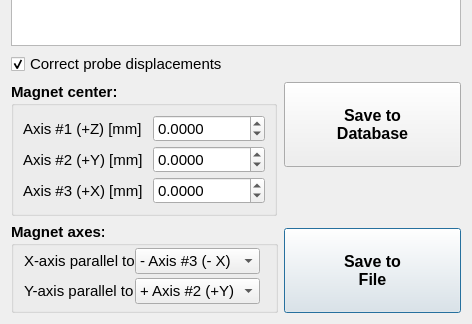
Above: hallbench/gui/ui/savefieldmapdialog.ui from lnls-ima/hall-bench-control before the change; both pictures show x 0 to 472 and y 570 to 894 of the 472 by 894 pixel window. Below: the same form after it.
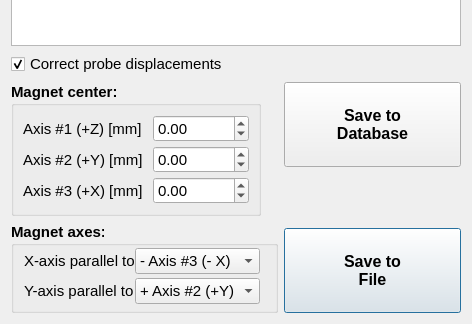
That is the form after the change. Icons and pictures are not drawn.

```diff
--- a/hallbench/gui/ui/savefieldmapdialog.ui
+++ b/hallbench/gui/ui/savefieldmapdialog.ui
@@ -68,7 +68,7 @@
          </font>
         </property>
         <property name="decimals">
-         <number>4</number>
+         <number>2</number>
         </property>
         <property name="minimum">
          <double>-10000.000000000000000</double>
@@ -103,7 +103,7 @@
          </font>
         </property>
         <property name="decimals">
-         <number>4</number>
+         <number>2</number>
         </property>
         <property name="minimum">
          <double>-10000.000000000000000</double>
@@ -141,7 +141,7 @@
          <string/>
         </property>
         <property name="decimals">
-         <number>4</number>
+         <number>2</number>
         </property>
         <property name="minimum">
          <double>-10000.000000000000000</double>
```
